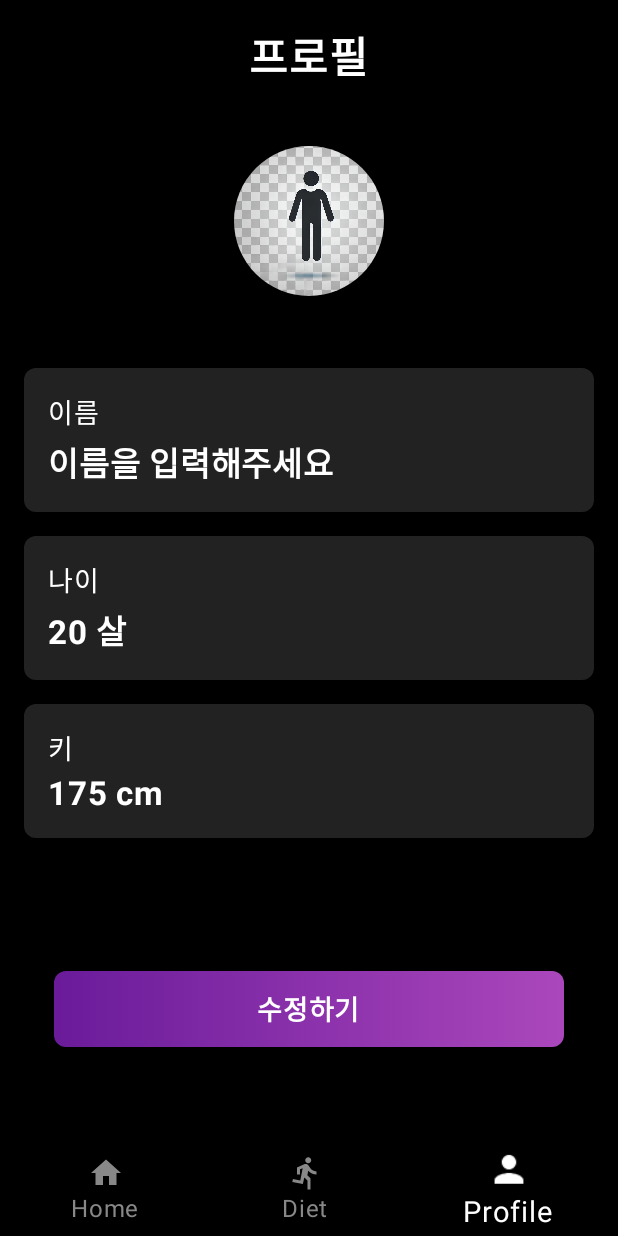
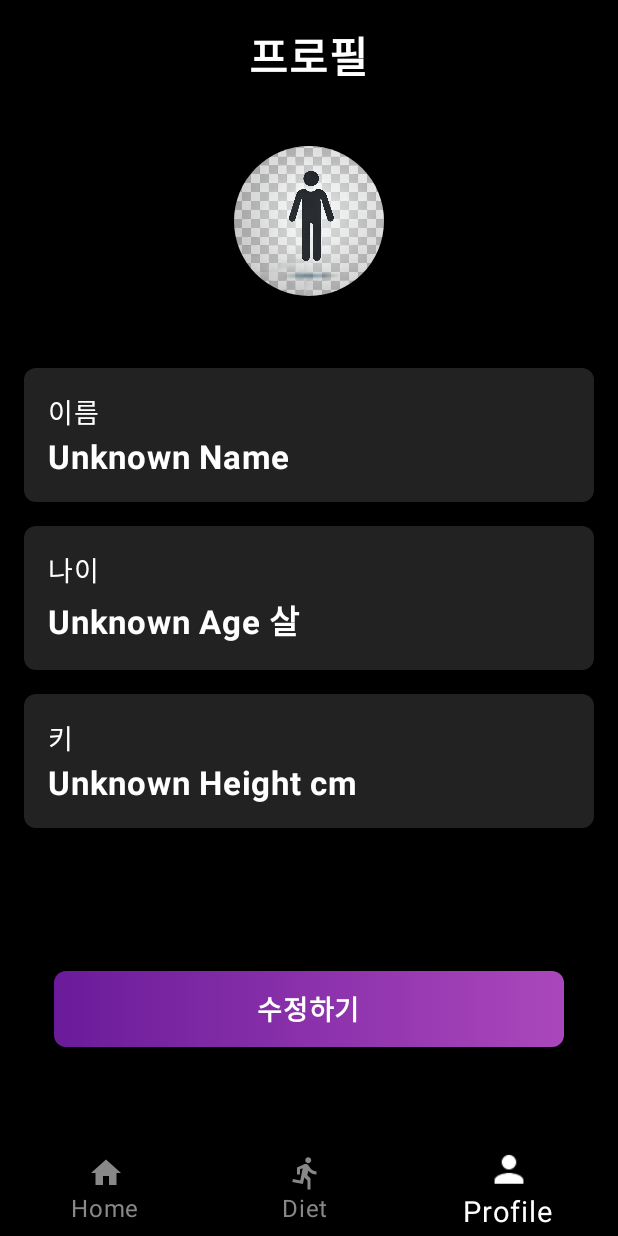
Before and after one commit to YU-HASUNG/MyDietApp, an Android app built with Jetpack Compose: the screen it shows after launch once a user with an empty profile is signed in (MainActivity), after a tap on "Profile", on a phone screen of 412 x 824 dp. Run offline under Robolectric (Android 15) with nearby library versions, the phone set to English and light mode, and no system bars; our stand-ins replace Firebase (no records; nobody signed in at launch, a user with empty details on screens opened directly); 2 other taps on this screen came first.

Commit message:
[250208] 프로필 데이터 저장/불러오기

```diff
--- a/app/build.gradle.kts
+++ b/app/build.gradle.kts
@@ -75,4 +75,6 @@ dependencies {
     implementation("com.google.firebase:firebase-auth-ktx")
 
     implementation("androidx.lifecycle:lifecycle-runtime-compose:2.8.2")
+
+    implementation("com.google.firebase:firebase-firestore") // firestore
 }
--- a/app/src/main/java/leopardcat/studio/mydietapp/MainActivity.kt
+++ b/app/src/main/java/leopardcat/studio/mydietapp/MainActivity.kt
@@ -24,6 +24,9 @@ import leopardcat.studio.mydietapp.ui.main.screens.ProfileScreen
 import leopardcat.studio.mydietapp.ui.theme.MyDietAppTheme
 
 class MainActivity : ComponentActivity() {
+
+    private val mainViewModel = MainViewModel()
+
     override fun onCreate(savedInstanceState: Bundle?) {
         super.onCreate(savedInstanceState)
         setContent {
@@ -44,7 +47,7 @@ class MainActivity : ComponentActivity() {
                         when(currentScreen) {
                             DietAppScreen.Home -> HomeScreen()
                             DietAppScreen.Diet -> DietScreen()
-                            DietAppScreen.Profile -> ProfileScreen()
+                            DietAppScreen.Profile -> ProfileScreen(mainViewModel = mainViewModel)
                         }
                     }
                 }
--- /dev/null
+++ b/app/src/main/java/leopardcat/studio/mydietapp/MainViewModel.kt
@@ -0,0 +1,59 @@
+package leopardcat.studio.mydietapp
+
+import androidx.lifecycle.ViewModel
+import kotlinx.coroutines.flow.MutableStateFlow
+import kotlinx.coroutines.flow.StateFlow
+import leopardcat.studio.mydietapp.repository.FirebaseRepository
+
+class MainViewModel : ViewModel() {
+
+    // 이름 나이 키
+    private val _name = MutableStateFlow("이름")
+    val name : StateFlow<String> = _name
+
+    private val _age = MutableStateFlow("0")
+    val age : StateFlow<String> = _age
+
+    private val _height = MutableStateFlow("0")
+    val height : StateFlow<String> = _height
+
+    private val _errorMessage = MutableStateFlow<String?>(null)
+    val errorMessage : StateFlow<String?> = _errorMessage
+
+    init {
+        loadProfile()
+    }
+
+    fun loadProfile(){
+        FirebaseRepository.loadProfileData { name, age, height ->
+
+            val defaultName = "Unknown Name"
+            val defaultAge = "Unknown Age"
+            val defaultHeight = "Unknown Height"
+
+            _name.value = name.ifEmpty { defaultName }
+            _age.value = age.ifEmpty { defaultAge }
+            _height.value = height.ifEmpty { defaultHeight }
+        }
+    }
+
+
+    fun saveProfile(name: String, age: String, height: String) {
+        FirebaseRepository.saveProfileData(name, age, height) { success ->
+            if (success) {
+                _name.value = name
+                _age.value = age
+                _height.value = height
+            } else {
+                // 실패
+                _errorMessage.value = "저장 실패"
+            }
+        }
+    }
+
+    fun clearErrorMessage() {
+        _errorMessage.value = null
+    }
+
+
+}
--- a/app/src/main/java/leopardcat/studio/mydietapp/repository/FirebaseRepository.kt
+++ b/app/src/main/java/leopardcat/studio/mydietapp/repository/FirebaseRepository.kt
@@ -2,11 +2,18 @@ package leopardcat.studio.mydietapp.repository
 
 import com.google.firebase.auth.FirebaseAuth
 import com.google.firebase.auth.FirebaseUser
+import com.google.firebase.firestore.FirebaseFirestore
 import kotlinx.coroutines.tasks.await
 
 object FirebaseRepository {
 
     private val auth : FirebaseAuth = FirebaseAuth.getInstance()
+
+    private val db: FirebaseFirestore
+        get() = FirebaseFirestore.getInstance()
+
+    private val currentUser
+        get() = FirebaseAuth.getInstance().currentUser
 
     //회원가입
     suspend fun signUp(email: String, password: String): FirebaseUser? {
@@ -19,4 +26,43 @@ object FirebaseRepository {
         val result = auth.signInWithEmailAndPassword(email, password).await()
         return result.user
     }
+
+    //유저 정보 저장
+    fun saveProfileData(name: String, age: String, height: String, onComplete: (Boolean) -> Unit) {
+        val profile = hashMapOf(
+            "name" to name,
+            "age" to age,
+            "height" to height
+        )
+
+        currentUser?.let { user ->
+            db.collection("profiles")
+                .document(user.uid)
+                .set(profile)
+                .addOnSuccessListener { onComplete(true) }
+                .addOnFailureListener { onComplete(false) }
+        } ?: onComplete(false)
+    }
+
+    //유저 정보 불러오기
+    fun loadProfileData(onComplete: (String, String, String) -> Unit) {
+        currentUser?.let { user ->
+            db.collection("profiles")
+                .document(user.uid)
+                .get()
+                .addOnSuccessListener { document ->
+                    if(document != null && document.exists()) {
+                        val name = document.getString("name") ?: ""
+                        val age = document.getString("age") ?: ""
+                        val height = document.getString("height") ?: ""
+                        onComplete(name, age, height)
+                    } else {
+                        onComplete("", "", "")
+                    }
+                }
+                .addOnFailureListener {
+                    onComplete("", "", "")
+                }
+        } ?: onComplete("", "", "")
+    }
 }
--- a/app/src/main/java/leopardcat/studio/mydietapp/ui/main/screens/TAB3_ProfileScreen.kt
+++ b/app/src/main/java/leopardcat/studio/mydietapp/ui/main/screens/TAB3_ProfileScreen.kt
@@ -1,22 +1,23 @@
 package leopardcat.studio.mydietapp.ui.main.screens
 
 import androidx.compose.runtime.Composable
+import androidx.compose.runtime.collectAsState
 import androidx.compose.runtime.getValue
 import androidx.compose.runtime.mutableStateOf
 import androidx.compose.runtime.remember
-import androidx.compose.runtime.saveable.rememberSaveable
 import androidx.compose.runtime.setValue
+import leopardcat.studio.mydietapp.MainViewModel
 import leopardcat.studio.mydietapp.ui.common.Screen
 import leopardcat.studio.mydietapp.ui.profile.ProfileEditScreen
 import leopardcat.studio.mydietapp.ui.profile.ProfileInfoScreen
 
 @Composable
-fun ProfileScreen() {
+fun ProfileScreen(mainViewModel: MainViewModel) {
 
     var currentScreen by remember { mutableStateOf(Screen.ProfileInfo) }
-    var name by rememberSaveable { mutableStateOf("이름을 입력해주세요") }
-    var age by rememberSaveable { mutableStateOf("20") }
-    var height by rememberSaveable { mutableStateOf("175") }
+    val name by mainViewModel.name.collectAsState()
+    val age by mainViewModel.age.collectAsState()
+    val height by mainViewModel.height.collectAsState()
 
     when(currentScreen) {
         Screen.ProfileInfo -> {
@@ -35,9 +36,7 @@ fun ProfileScreen() {
                 initialAge = age,
                 initialHeight = height,
                 onSaveClicked = { newName, newAge, newHeight ->
-                    name = newName
-                    age = newAge
-                    height = newHeight
+                    mainViewModel.saveProfile(newName, newAge, newHeight)
                     currentScreen = Screen.ProfileInfo
                 },
                 onCancelClicked = {
```
Also changed, not shown: app/src/main/java/leopardcat/studio/mydietapp/ui/profile/ProfileEditScreen.kt (+15 -1 lines).
